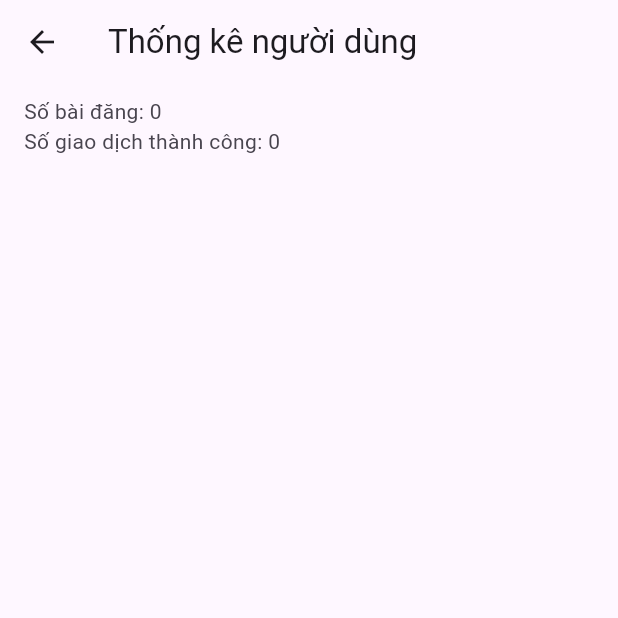
After one commit to VuXuanHoang2003/3TApp_Android, a Flutter app: the StatisticScreen screen opened directly, on a phone screen of 412 x 824 dp, the top half of it. The commit adds this screen. Run offline on Flutter 3.47's test engine with Material 3 defaults, Android fonts, the phone set to English and light mode, and no system bars; our stand-ins replace awesome_notifications, badges, cloud_firestore, contained_tab_bar_view, dio, firebase_auth and 10 more; missing offline and left inert: awesome_notifications_fcm, dart:ffi, flutter_google_places, google_api_headers, google_maps_webservice; accounts and stored records are empty.

Commit message:
statistic of purchaser

```diff
--- /dev/null
+++ b/lib/data/repositories/statistic_repo/statistic_repo.dart
@@ -0,0 +1,5 @@
+import 'package:three_tapp_app/model/statistic.dart';
+
+abstract class StatisticRepo {
+  Future<Statistic> getStatistic(String? email);
+}
--- /dev/null
+++ b/lib/data/repositories/statistic_repo/statistic_repo_impl.dart
@@ -0,0 +1,37 @@
+import 'package:cloud_firestore/cloud_firestore.dart';
+import 'package:three_tapp_app/data/repositories/statistic_repo/statistic_repo.dart';
+import 'package:three_tapp_app/model/statistic.dart';
+
+class StatisticRepoImpl extends StatisticRepo {
+  static Statistic statistic =
+      Statistic(numberOfPosts: 0, numberOfSuccessfulTrade: 0);
+  @override
+  Future<Statistic> getStatistic(String? email) async {
+    // TODO: implement getStatistic
+    try {
+      await FirebaseFirestore.instance
+          .collection("PRODUCTS")
+          .where("uploadBy", isEqualTo: email)
+          .get()
+          .then((querySnapshot) {
+        statistic.numberOfPosts = querySnapshot.docs.length;
+        print("Tổng số sản phẩm đang đăng: ${statistic.numberOfPosts}");
+      });
+
+      print("Tổng số sản phẩm đã đăng: ${statistic.numberOfPosts}");
+      await FirebaseFirestore.instance
+          .collection("ORDERS")
+          .where("status", isEqualTo: "DONE")
+          .get()
+          .then((querySnapshot) {
+        statistic.numberOfSuccessfulTrade = querySnapshot.size;
+        print(
+            "Tổng số lượng đơn hàng đã giao dịch thành công công: ${statistic.numberOfSuccessfulTrade}");
+      });
+    } catch (error) {
+      print("error:${error.toString()}");
+    }
+    print("Tổng số sản phẩm đã đăng alo: ${statistic.numberOfPosts}");
+    return statistic;
+  }
+}
--- /dev/null
+++ b/lib/model/statistic.dart
@@ -0,0 +1,12 @@
+class Statistic {
+  int numberOfPosts = 0;
+  int numberOfSuccessfulTrade = 0;
+
+  Statistic(
+      {required this.numberOfPosts, required this.numberOfSuccessfulTrade});
+
+  Statistic.fromJson(Map<String, dynamic> json) {
+    numberOfPosts = json['numberOfPosts'];
+    numberOfSuccessfulTrade = json['numberOfSuccessfulTrade'];
+  }
+}
--- /dev/null
+++ b/lib/view/admin/statistic_screen.dart
@@ -0,0 +1,63 @@
+import 'package:firebase_auth/firebase_auth.dart';
+import 'package:flutter/material.dart';
+import 'package:three_tapp_app/model/product.dart';
+import 'package:three_tapp_app/model/statistic.dart';
+import 'package:three_tapp_app/viewmodel/product_viewmodel.dart';
+import 'package:three_tapp_app/viewmodel/statistic_viewmodel.dart';
+
+class StatisticScreen extends StatefulWidget {
+  @override
+  State<StatefulWidget> createState() => _StatisticScreenState();
+}
+
+class _StatisticScreenState extends State<StatisticScreen> {
+  @override
+  void initState() {
+    super.initState();
+    // Thực hiện các tác vụ khởi tạo cần thiết ở đây (nếu có).
+  }
+
+  @override
+  Widget build(BuildContext context) {
+    return Scaffold(
+      appBar: AppBar(
+        title: Text('Thống kê người dùng'),
+      ),
+      body: _buildStatisticsList(),
+    );
+  }
+
+  Widget _buildStatisticsList() {
+    return FutureBuilder<Statistic>(
+      future: StatisticViewModel().getStatisticOfCurrentUser(),
+      builder: (context, snapshot) {
+        if (snapshot.connectionState == ConnectionState.waiting) {
+          return const CircularProgressIndicator(); // Show a loading indicator.
+        } else if (snapshot.hasError) {
+          return Text('Error: ${snapshot.error}');
+        } else if (!snapshot.hasData) {
+          return const Text('No data available');
+        } else {
+          Statistic? statisticCurrentUser = snapshot.data;
+
+          return ListView.builder(
+            itemCount: 1,
+            itemBuilder: (context, index) {
+              return ListTile(
+                subtitle: Column(
+                  crossAxisAlignment: CrossAxisAlignment.start,
+                  children: [
+                    Text('Số bài đăng: ${statisticCurrentUser?.numberOfPosts}'),
+                    Text(
+                        'Số giao dịch thành công: ${statisticCurrentUser?.numberOfSuccessfulTrade}'),
+                  ],
+                ),
+                // You can add more information or actions here.
+              );
+            },
+          );
+        }
+      },
+    );
+  }
+}
--- /dev/null
+++ b/lib/viewmodel/statistic_viewmodel.dart
@@ -0,0 +1,28 @@
+import 'dart:async';
+
+import 'package:firebase_auth/firebase_auth.dart';
+import 'package:three_tapp_app/base/baseviewmodel/base_viewmodel.dart';
+import 'package:three_tapp_app/data/repositories/statistic_repo/statistic_repo_impl.dart';
+import 'package:three_tapp_app/model/statistic.dart';
+
+class StatisticViewModel extends BaseViewModel {
+  static final StatisticRepoImpl statisticRepo = StatisticRepoImpl();
+  static final StatisticViewModel _instance = StatisticViewModel._internal();
+
+  factory StatisticViewModel() {
+    return _instance;
+  }
+
+  User? currentUser;
+
+  StatisticViewModel._internal();
+  @override
+  FutureOr<void> init() {
+    //Khoi tao nguoi dung hien tai
+    currentUser = FirebaseAuth.instance.currentUser;
+  }
+
+  Future<Statistic> getStatisticOfCurrentUser() {
+    return statisticRepo.getStatistic(currentUser!.email);
+  }
+}
```
Also changed, not shown: lib/view/admin/admin_root_screen.dart (+13 -5 lines).
